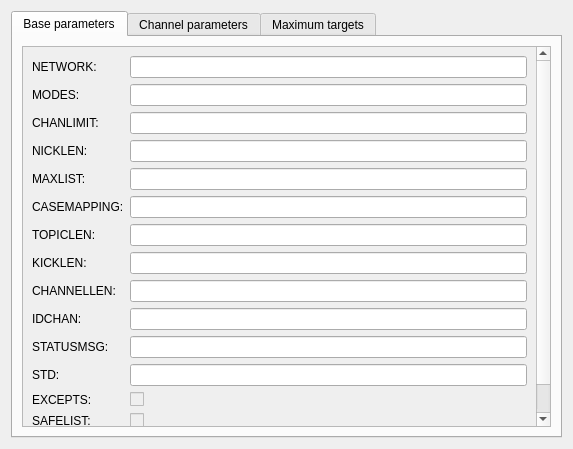
Old version of the form src/plugins/azoth/plugins/acetamide/serverinfowidget.ui in the repository 0xd34df00d/leechcraft.
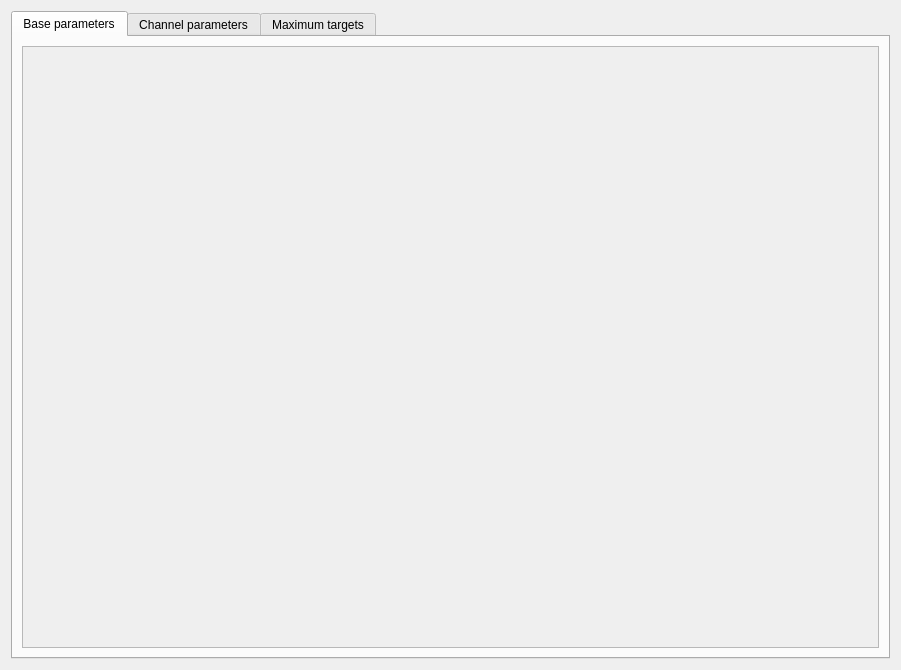
New version of the form.

```diff
--- a/src/plugins/azoth/plugins/acetamide/serverinfowidget.ui
+++ b/src/plugins/azoth/plugins/acetamide/serverinfowidget.ui
@@ -6,10 +6,16 @@
    <rect>
     <x>0</x>
     <y>0</y>
-    <width>573</width>
-    <height>449</height>
+    <width>901</width>
+    <height>670</height>
    </rect>
   </property>
+  <property name="sizePolicy">
+   <sizepolicy hsizetype="MinimumExpanding" vsizetype="MinimumExpanding">
+    <horstretch>0</horstretch>
+    <verstretch>0</verstretch>
+   </sizepolicy>
+  </property>
   <property name="windowTitle">
    <string>Server information</string>
   </property>
@@ -34,8 +40,8 @@
            <rect>
             <x>0</x>
             <y>0</y>
-            <width>541</width>
-            <height>396</height>
+            <width>865</width>
+            <height>601</height>
            </rect>
           </property>
           <layout class="QGridLayout" name="gridLayout_4">
@@ -44,401 +50,6 @@
              <property name="fieldGrowthPolicy">
               <enum>QFormLayout::ExpandingFieldsGrow</enum>
              </property>
-             <item row="0" column="0">
-              <widget class="QLabel" name="theIRCNetworkNameLabel">
-               <property name="toolTip">
-                <string>The IRC network name.</string>
-               </property>
-               <property name="text">
-                <string>NETWORK:</string>
-               </property>
-               <property name="buddy">
-                <cstring>NetworkName_</cstring>
-               </property>
-              </widget>
-             </item>
-             <item row="0" column="1">
-              <widget class="QLineEdit" name="NetworkName_">
-               <property name="toolTip">
-                <string>&lt;!DOCTYPE HTML PUBLIC &quot;-//W3C//DTD HTML 4.0//EN&quot; &quot;http://www.w3.org/TR/REC-html40/strict.dtd&quot;&gt;
-&lt;html&gt;&lt;head&gt;&lt;meta name=&quot;qrichtext&quot; content=&quot;1&quot; /&gt;&lt;style type=&quot;text/css&quot;&gt;
-p, li { white-space: pre-wrap; }
-&lt;/style&gt;&lt;/head&gt;&lt;body style=&quot; font-family:'Sans Serif'; font-size:9pt; font-weight:400; font-style:normal;&quot;&gt;
-&lt;p style=&quot; margin-top:0px; margin-bottom:0px; margin-left:0px; margin-right:0px; -qt-block-indent:0; text-indent:0px;&quot;&gt;The IRC network name.&lt;/p&gt;
-&lt;p style=&quot; margin-top:0px; margin-bottom:0px; margin-left:0px; margin-right:0px; -qt-block-indent:0; text-indent:0px;&quot;&gt;&lt;span style=&quot; font-family:'Courier New,courier';&quot;&gt;[Example: NETWORK=EFnet indicates that the client is connected  to the EFnet IRC network.]&lt;/span&gt;&lt;/p&gt;&lt;/body&gt;&lt;/html&gt;</string>
-               </property>
-               <property name="readOnly">
-                <bool>true</bool>
-               </property>
-              </widget>
-             </item>
-             <item row="1" column="0">
-              <widget class="QLabel" name="maximumNumberOfChannelModesWithParameterAllowedPerMODECommandLabel">
-               <property name="toolTip">
-                <string>Maximum number of channel modes with parameter allowed per MODE command.</string>
-               </property>
-               <property name="text">
-                <string>MODES:</string>
-               </property>
-               <property name="wordWrap">
-                <bool>false</bool>
-               </property>
-               <property name="buddy">
-                <cstring>Modes_</cstring>
-               </property>
-              </widget>
-             </item>
-             <item row="1" column="1">
-              <widget class="QLineEdit" name="Modes_">
-               <property name="toolTip">
-                <string>&lt;!DOCTYPE HTML PUBLIC &quot;-//W3C//DTD HTML 4.0//EN&quot; &quot;http://www.w3.org/TR/REC-html40/strict.dtd&quot;&gt;
-&lt;html&gt;&lt;head&gt;&lt;meta name=&quot;qrichtext&quot; content=&quot;1&quot; /&gt;&lt;style type=&quot;text/css&quot;&gt;
-p, li { white-space: pre-wrap; }
-&lt;/style&gt;&lt;/head&gt;&lt;body style=&quot; font-family:'Sans Serif'; font-size:9pt; font-weight:400; font-style:normal;&quot;&gt;
-&lt;p style=&quot; margin-top:0px; margin-bottom:0px; margin-left:0px; margin-right:0px; -qt-block-indent:0; text-indent:0px;&quot;&gt;Maximum number of channel modes with parameter allowed per MODE command.&lt;/p&gt;
-&lt;p style=&quot; margin-top:0px; margin-bottom:0px; margin-left:0px; margin-right:0px; -qt-block-indent:0; text-indent:0px;&quot;&gt;&lt;span style=&quot; font-family:'Courier New,courier';&quot;&gt;[Example: MODES=3 indicates that 3 modes may be set with a MODE command.]&lt;/span&gt;&lt;/p&gt;&lt;/body&gt;&lt;/html&gt;</string>
-               </property>
-               <property name="readOnly">
-                <bool>true</bool>
-               </property>
-              </widget>
-             </item>
-             <item row="2" column="0">
-              <widget class="QLabel" name="maximumNumberOfChannelsAllowedToJoinByChannelPrefixLabel">
-               <property name="toolTip">
-                <string>Maximum number of channels allowed to join by channel prefix. </string>
-               </property>
-               <property name="text">
-                <string>CHANLIMIT:</string>
-               </property>
-               <property name="wordWrap">
-                <bool>false</bool>
-               </property>
-               <property name="buddy">
-                <cstring>ChanLimit_</cstring>
-               </property>
-              </widget>
-             </item>
-             <item row="2" column="1">
-              <widget class="QLineEdit" name="ChanLimit_">
-               <property name="toolTip">
-                <string>Maximum number of channels allowed to join by channel prefix. </string>
-               </property>
-               <property name="readOnly">
-                <bool>true</bool>
-               </property>
-              </widget>
-             </item>
-             <item row="3" column="0">
-              <widget class="QLabel" name="maximumNicknameLengthLabel">
-               <property name="toolTip">
-                <string>Maximum nickname length.</string>
-               </property>
-               <property name="text">
-                <string>NICKLEN:</string>
-               </property>
-               <property name="buddy">
-                <cstring>NickLength_</cstring>
-               </property>
-              </widget>
-             </item>
-             <item row="3" column="1">
-              <widget class="QLineEdit" name="NickLength_">
-               <property name="toolTip">
-                <string>&lt;!DOCTYPE HTML PUBLIC &quot;-//W3C//DTD HTML 4.0//EN&quot; &quot;http://www.w3.org/TR/REC-html40/strict.dtd&quot;&gt;
-&lt;html&gt;&lt;head&gt;&lt;meta name=&quot;qrichtext&quot; content=&quot;1&quot; /&gt;&lt;style type=&quot;text/css&quot;&gt;
-p, li { white-space: pre-wrap; }
-&lt;/style&gt;&lt;/head&gt;&lt;body style=&quot; font-family:'Sans Serif'; font-size:9pt; font-weight:400; font-style:normal;&quot;&gt;
-&lt;p style=&quot; margin-top:0px; margin-bottom:0px; margin-left:0px; margin-right:0px; -qt-block-indent:0; text-indent:0px;&quot;&gt;Maximum nickname length.&lt;br /&gt;&lt;span style=&quot; font-family:'Courier New,courier';&quot;&gt;[Example: NICKLEN=9 indicates that clients may have nicknames up to 9 characters in length.]&lt;/span&gt;&lt;/p&gt;&lt;/body&gt;&lt;/html&gt;</string>
-               </property>
-               <property name="readOnly">
-                <bool>true</bool>
-               </property>
-              </widget>
-             </item>
-             <item row="4" column="0">
-              <widget class="QLabel" name="maximumNumberEntriesInTheListPerModeLabel">
-               <property name="toolTip">
-                <string>Maximum number entries in the list per mode. </string>
-               </property>
-               <property name="text">
-                <string>MAXLIST:</string>
-               </property>
-               <property name="buddy">
-                <cstring>MaxList_</cstring>
-               </property>
-              </widget>
-             </item>
-             <item row="4" column="1">
-              <widget class="QLineEdit" name="MaxList_">
-               <property name="toolTip">
-                <string>&lt;!DOCTYPE HTML PUBLIC &quot;-//W3C//DTD HTML 4.0//EN&quot; &quot;http://www.w3.org/TR/REC-html40/strict.dtd&quot;&gt;
-&lt;html&gt;&lt;head&gt;&lt;meta name=&quot;qrichtext&quot; content=&quot;1&quot; /&gt;&lt;style type=&quot;text/css&quot;&gt;
-p, li { white-space: pre-wrap; }
-&lt;/style&gt;&lt;/head&gt;&lt;body style=&quot; font-family:'Sans Serif'; font-size:9pt; font-weight:400; font-style:normal;&quot;&gt;
-&lt;p style=&quot; margin-top:0px; margin-bottom:0px; margin-left:0px; margin-right:0px; -qt-block-indent:0; text-indent:0px;&quot;&gt;Maximum number entries in the list per mode. &lt;/p&gt;
-&lt;p style=&quot; margin-top:0px; margin-bottom:0px; margin-left:0px; margin-right:0px; -qt-block-indent:0; text-indent:0px;&quot;&gt;&lt;span style=&quot; font-family:'Courier New,courier';&quot;&gt;[Example: Given &amp;quot;b:25,eI:50&amp;quot;, it would be possible to set up to 25 &amp;quot;+b&amp;quot; modes, and up to 50 of a combination of &amp;quot;+e&amp;quot; and &amp;quot;+I&amp;quot;  modes, e.g. 30 &amp;quot;+e&amp;quot; and 20 &amp;quot;+I&amp;quot; modes, making up a total of 50.] &lt;/span&gt;&lt;/p&gt;
-&lt;p style=&quot; margin-top:0px; margin-bottom:0px; margin-left:0px; margin-right:0px; -qt-block-indent:0; text-indent:0px;&quot;&gt;&lt;span style=&quot; font-family:'Courier New,courier';&quot;&gt;[Example: MAXLIST=b:25 indicates that 25 bans may be set on a      channel at one time.]&lt;/span&gt;&lt;/p&gt;&lt;/body&gt;&lt;/html&gt;</string>
-               </property>
-               <property name="readOnly">
-                <bool>true</bool>
-               </property>
-              </widget>
-             </item>
-             <item row="5" column="0">
-              <widget class="QLabel" name="caseMappingLabel">
-               <property name="toolTip">
-                <string>&lt;!DOCTYPE HTML PUBLIC &quot;-//W3C//DTD HTML 4.0//EN&quot; &quot;http://www.w3.org/TR/REC-html40/strict.dtd&quot;&gt;
-&lt;html&gt;&lt;head&gt;&lt;meta name=&quot;qrichtext&quot; content=&quot;1&quot; /&gt;&lt;style type=&quot;text/css&quot;&gt;
-p, li { white-space: pre-wrap; }
-&lt;/style&gt;&lt;/head&gt;&lt;body style=&quot; font-family:'DejaVu Sans'; font-size:9pt; font-weight:400; font-style:normal;&quot;&gt;
-&lt;p style=&quot; margin-top:0px; margin-bottom:0px; margin-left:0px; margin-right:0px; -qt-block-indent:0; text-indent:0px;&quot;&gt;Case mapping used for nick- and channel name comparing. Current possible values: &lt;/p&gt;
-&lt;p style=&quot; margin-top:12px; margin-bottom:12px; margin-left:0px; margin-right:0px; -qt-block-indent:0; text-indent:0px;&quot;&gt;ascii: The chars [a-z] are lowercase of [A-Z]. &lt;/p&gt;
-&lt;p style=&quot; margin-top:12px; margin-bottom:12px; margin-left:0px; margin-right:0px; -qt-block-indent:0; text-indent:0px;&quot;&gt;rfc1459: ascii with additional {}|~ the lowercase of []\^. &lt;/p&gt;
-&lt;p style=&quot; margin-top:12px; margin-bottom:12px; margin-left:0px; margin-right:0px; -qt-block-indent:0; text-indent:0px;&quot;&gt;strict-rfc1459: ascii with additional {}| the lowercase of []\. &lt;/p&gt;
-&lt;p style=&quot; margin-top:12px; margin-bottom:12px; margin-left:0px; margin-right:0px; -qt-block-indent:0; text-indent:0px;&quot;&gt;Note: RFC1459 forgot to mention the ~ and ^ although in all known implementations those are considered equivalent too. &lt;/p&gt;&lt;/body&gt;&lt;/html&gt;</string>
-               </property>
-               <property name="text">
-                <string>CASEMAPPING:</string>
-               </property>
-               <property name="buddy">
-                <cstring>CaseMapping_</cstring>
-               </property>
-              </widget>
-             </item>
-             <item row="5" column="1">
-              <widget class="QLineEdit" name="CaseMapping_">
-               <property name="toolTip">
-                <string>&lt;!DOCTYPE HTML PUBLIC &quot;-//W3C//DTD HTML 4.0//EN&quot; &quot;http://www.w3.org/TR/REC-html40/strict.dtd&quot;&gt;
-&lt;html&gt;&lt;head&gt;&lt;meta name=&quot;qrichtext&quot; content=&quot;1&quot; /&gt;&lt;style type=&quot;text/css&quot;&gt;
-p, li { white-space: pre-wrap; }
-&lt;/style&gt;&lt;/head&gt;&lt;body style=&quot; font-family:'DejaVu Sans'; font-size:9pt; font-weight:400; font-style:normal;&quot;&gt;
-&lt;p style=&quot; margin-top:0px; margin-bottom:0px; margin-left:0px; margin-right:0px; -qt-block-indent:0; text-indent:0px;&quot;&gt;Case mapping used for nick- and channel name comparing. Current possible values: &lt;/p&gt;
-&lt;p style=&quot; margin-top:12px; margin-bottom:12px; margin-left:0px; margin-right:0px; -qt-block-indent:0; text-indent:0px;&quot;&gt;ascii: The chars [a-z] are lowercase of [A-Z]. &lt;/p&gt;
-&lt;p style=&quot; margin-top:12px; margin-bottom:12px; margin-left:0px; margin-right:0px; -qt-block-indent:0; text-indent:0px;&quot;&gt;rfc1459: ascii with additional {}|~ the lowercase of []\^. &lt;/p&gt;
-&lt;p style=&quot; margin-top:12px; margin-bottom:12px; margin-left:0px; margin-right:0px; -qt-block-indent:0; text-indent:0px;&quot;&gt;strict-rfc1459: ascii with additional {}| the lowercase of []\. &lt;/p&gt;
-&lt;p style=&quot; margin-top:12px; margin-bottom:12px; margin-left:0px; margin-right:0px; -qt-block-indent:0; text-indent:0px;&quot;&gt;Note: RFC1459 forgot to mention the ~ and ^ although in all known implementations those are considered equivalent too. &lt;/p&gt;&lt;/body&gt;&lt;/html&gt;</string>
-               </property>
-               <property name="readOnly">
-                <bool>true</bool>
-               </property>
-              </widget>
-             </item>
-             <item row="6" column="0">
-              <widget class="QLabel" name="tOPICLENLabel">
-               <property name="toolTip">
-                <string>Maximum topic length. </string>
-               </property>
-               <property name="text">
-                <string>TOPICLEN:</string>
-               </property>
-               <property name="buddy">
-                <cstring>TopicLen_</cstring>
-               </property>
-              </widget>
-             </item>
-             <item row="6" column="1">
-              <widget class="QLineEdit" name="TopicLen_">
-               <property name="toolTip">
-                <string>Maximum topic length. </string>
-               </property>
-               <property name="readOnly">
-                <bool>true</bool>
-               </property>
-              </widget>
-             </item>
-             <item row="7" column="0">
-              <widget class="QLabel" name="kICKLENLabel">
-               <property name="toolTip">
-                <string>Maximum kick comment length. </string>
-               </property>
-               <property name="text">
-                <string>KICKLEN:</string>
-               </property>
-               <property name="buddy">
-                <cstring>KickLen_</cstring>
-               </property>
-              </widget>
-             </item>
-             <item row="7" column="1">
-              <widget class="QLineEdit" name="KickLen_">
-               <property name="toolTip">
-                <string>Maximum kick comment length. </string>
-               </property>
-               <property name="readOnly">
-                <bool>true</bool>
-               </property>
-              </widget>
-             </item>
-             <item row="8" column="0">
-              <widget class="QLabel" name="cHANNELLENLabel">
-               <property name="toolTip">
-                <string>Maximum channel name length.</string>
-               </property>
-               <property name="text">
-                <string>CHANNELLEN:</string>
-               </property>
-               <property name="buddy">
-                <cstring>ChannelLen_</cstring>
-               </property>
-              </widget>
-             </item>
-             <item row="8" column="1">
-              <widget class="QLineEdit" name="ChannelLen_">
-               <property name="toolTip">
-                <string>Maximum channel name length.</string>
-               </property>
-               <property name="readOnly">
-                <bool>true</bool>
-               </property>
-              </widget>
-             </item>
-             <item row="9" column="0">
-              <widget class="QLabel" name="iDCHANLabel">
-               <property name="toolTip">
-                <string>The IDCHAN parameter indicates the existence of &quot;safe&quot; channels as described in RFC 2811, and the length of the &quot;id&quot; portion of those channel names.</string>
-               </property>
-               <property name="text">
-                <string>IDCHAN:</string>
-               </property>
-               <property name="buddy">
-                <cstring>IdChan_</cstring>
-               </property>
-              </widget>
-             </item>
-             <item row="9" column="1">
-              <widget class="QLineEdit" name="IdChan_">
-               <property name="toolTip">
-                <string>&lt;!DOCTYPE HTML PUBLIC &quot;-//W3C//DTD HTML 4.0//EN&quot; &quot;http://www.w3.org/TR/REC-html40/strict.dtd&quot;&gt;
-&lt;html&gt;&lt;head&gt;&lt;meta name=&quot;qrichtext&quot; content=&quot;1&quot; /&gt;&lt;style type=&quot;text/css&quot;&gt;
-p, li { white-space: pre-wrap; }
-&lt;/style&gt;&lt;/head&gt;&lt;body style=&quot; font-family:'Sans Serif'; font-size:9pt; font-weight:400; font-style:normal;&quot;&gt;
-&lt;p style=&quot; margin-top:0px; margin-bottom:0px; margin-left:0px; margin-right:0px; -qt-block-indent:0; text-indent:0px;&quot;&gt;The IDCHAN parameter indicates the existence of &amp;quot;safe&amp;quot; channels as described in RFC 2811, and the length of the &amp;quot;id&amp;quot; portion of those channel names.&lt;/p&gt;
-&lt;p style=&quot; margin-top:0px; margin-bottom:0px; margin-left:0px; margin-right:0px; -qt-block-indent:0; text-indent:0px;&quot;&gt;&lt;span style=&quot; font-family:'Courier New,courier';&quot;&gt;[Example: IDCHAN=!:5 means the client should expect IDs which are 5 characters in length on &amp;quot;!&amp;quot; channels; for example  &amp;quot;!JNB4Sircd&amp;quot;, where &amp;quot;JNB4S&amp;quot; is the ID and &amp;quot;ircd&amp;quot; is the channel's short name.]&lt;/span&gt;&lt;/p&gt;&lt;/body&gt;&lt;/html&gt;</string>
-               </property>
-               <property name="readOnly">
-                <bool>true</bool>
-               </property>
-              </widget>
-             </item>
-             <item row="10" column="0">
-              <widget class="QLabel" name="sTATUSMSGLabel">
-               <property name="toolTip">
-                <string>The server supports a method of sending a NOTICE message to only those people on a channel with the specified status.  This is done via a NOTICE command, with the channel prefixed by the desired status flag as the target.</string>
-               </property>
-               <property name="text">
-                <string>STATUSMSG:</string>
-               </property>
-               <property name="buddy">
-                <cstring>StatusMsg_</cstring>
-               </property>
-              </widget>
-             </item>
-             <item row="10" column="1">
-              <widget class="QLineEdit" name="StatusMsg_">
-               <property name="toolTip">
-                <string>&lt;!DOCTYPE HTML PUBLIC &quot;-//W3C//DTD HTML 4.0//EN&quot; &quot;http://www.w3.org/TR/REC-html40/strict.dtd&quot;&gt;
-&lt;html&gt;&lt;head&gt;&lt;meta name=&quot;qrichtext&quot; content=&quot;1&quot; /&gt;&lt;style type=&quot;text/css&quot;&gt;
-p, li { white-space: pre-wrap; }
-&lt;/style&gt;&lt;/head&gt;&lt;body style=&quot; font-family:'Sans Serif'; font-size:9pt; font-weight:400; font-style:normal;&quot;&gt;
-&lt;pre style=&quot; margin-top:12px; margin-bottom:0px; margin-left:0px; margin-right:0px; -qt-block-indent:0; text-indent:0px;&quot;&gt;&lt;span style=&quot; font-family:'Courier New,courier';&quot;&gt;The server supports a method of sending a NOTICE message to only those people on a channel with the specified status.  This is done via a NOTICE command, with the channel prefixed by the desired status flag as the target.&lt;/span&gt;&lt;/pre&gt;
-&lt;pre style=&quot; margin-top:0px; margin-bottom:12px; margin-left:0px; margin-right:0px; -qt-block-indent:0; text-indent:0px;&quot;&gt;&lt;span style=&quot; font-family:'Courier New,courier';&quot;&gt;[Example: NOTICE @#channel :Hi there]&lt;/span&gt;&lt;/pre&gt;&lt;/body&gt;&lt;/html&gt;</string>
-               </property>
-               <property name="readOnly">
-                <bool>true</bool>
-               </property>
-              </widget>
-             </item>
-             <item row="11" column="0">
-              <widget class="QLabel" name="sTDLabel">
-               <property name="toolTip">
-                <string>The STD parameter indicates which form(s) of the ISUPPORT numeric are used by the server.  Currently, one only possible value is defined; that is &quot;rfcnnnn&quot;, which refers to this document.</string>
-               </property>
-               <property name="text">
-                <string>STD:</string>
-               </property>
-               <property name="buddy">
-                <cstring>Std_</cstring>
-               </property>
-              </widget>
-             </item>
-             <item row="11" column="1">
-              <widget class="QLineEdit" name="Std_">
-               <property name="toolTip">
-                <string>&lt;!DOCTYPE HTML PUBLIC &quot;-//W3C//DTD HTML 4.0//EN&quot; &quot;http://www.w3.org/TR/REC-html40/strict.dtd&quot;&gt;
-&lt;html&gt;&lt;head&gt;&lt;meta name=&quot;qrichtext&quot; content=&quot;1&quot; /&gt;&lt;style type=&quot;text/css&quot;&gt;
-p, li { white-space: pre-wrap; }
-&lt;/style&gt;&lt;/head&gt;&lt;body style=&quot; font-family:'Sans Serif'; font-size:9pt; font-weight:400; font-style:normal;&quot;&gt;
-&lt;pre style=&quot; margin-top:12px; margin-bottom:0px; margin-left:0px; margin-right:0px; -qt-block-indent:0; text-indent:0px;&quot;&gt;&lt;span style=&quot; font-family:'Courier New,courier';&quot;&gt;The STD parameter indicates which form(s) of the ISUPPORT numeric are used by the server.  Currently, one only possible value is defined; that is &amp;quot;rfcnnnn&amp;quot;, which refers to this document.&lt;/span&gt;&lt;/pre&gt;&lt;/body&gt;&lt;/html&gt;</string>
-               </property>
-               <property name="readOnly">
-                <bool>true</bool>
-               </property>
-              </widget>
-             </item>
-             <item row="12" column="0">
-              <widget class="QLabel" name="eXCEPTSLabel">
-               <property name="toolTip">
-                <string>The EXCEPTS parameter indicates that the server supports &quot;ban exceptions&quot; (channel mode +e), as defined in RFC 2811, section 4.3.1</string>
-               </property>
-               <property name="text">
-                <string>EXCEPTS:</string>
-               </property>
-               <property name="buddy">
-                <cstring>Excepts_</cstring>
-               </property>
-              </widget>
-             </item>
-             <item row="12" column="1">
-              <widget class="QCheckBox" name="Excepts_">
-               <property name="enabled">
-                <bool>false</bool>
-               </property>
-               <property name="toolTip">
-                <string>The EXCEPTS parameter indicates that the server supports &quot;ban exceptions&quot; (channel mode +e), as defined in RFC 2811, section 4.3.1</string>
-               </property>
-              </widget>
-             </item>
-             <item row="13" column="0">
-              <widget class="QLabel" name="sAFELISTLabel">
-               <property name="toolTip">
-                <string>The SAFELIST parameter indicates that the client may request a &quot;LIST&quot; command from the server, without being disconnected due to the large amount of data generated by the command.</string>
-               </property>
-               <property name="text">
-                <string>SAFELIST:</string>
-               </property>
-               <property name="buddy">
-                <cstring>SafeList_</cstring>
-               </property>
-              </widget>
-             </item>
-             <item row="13" column="1">
-              <widget class="QCheckBox" name="SafeList_">
-               <property name="enabled">
-                <bool>false</bool>
-               </property>
-               <property name="toolTip">
-                <string>The SAFELIST parameter indicates that the client may request a &quot;LIST&quot; command from the server, without being disconnected due to the large amount of data generated by the command.</string>
-               </property>
-              </widget>
-             </item>
-             <item row="14" column="0">
-              <widget class="QLabel" name="iNVEXLabel_2">
-               <property name="text">
-                <string>INVEX:</string>
-               </property>
-               <property name="buddy">
-                <cstring>InvEx_</cstring>
-               </property>
-              </widget>
-             </item>
-             <item row="14" column="1">
-              <widget class="QCheckBox" name="InvEx_">
-               <property name="enabled">
-                <bool>false</bool>
-               </property>
-              </widget>
-             </item>
             </layout>
            </item>
           </layout>
```
Left out of the diff: 39 changed lines with no effect on the pictures.
